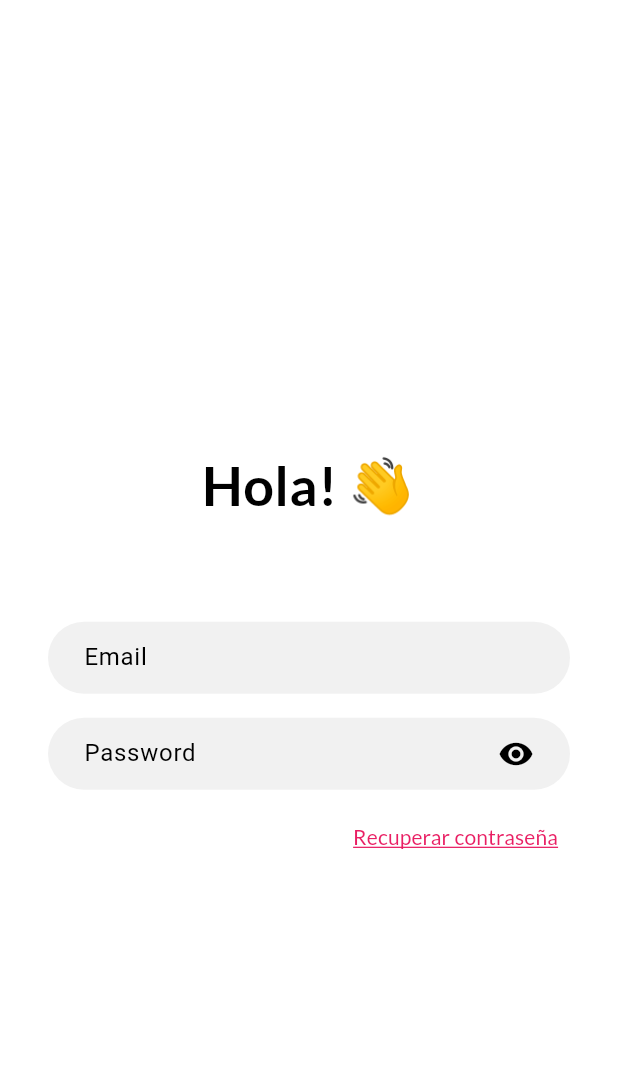
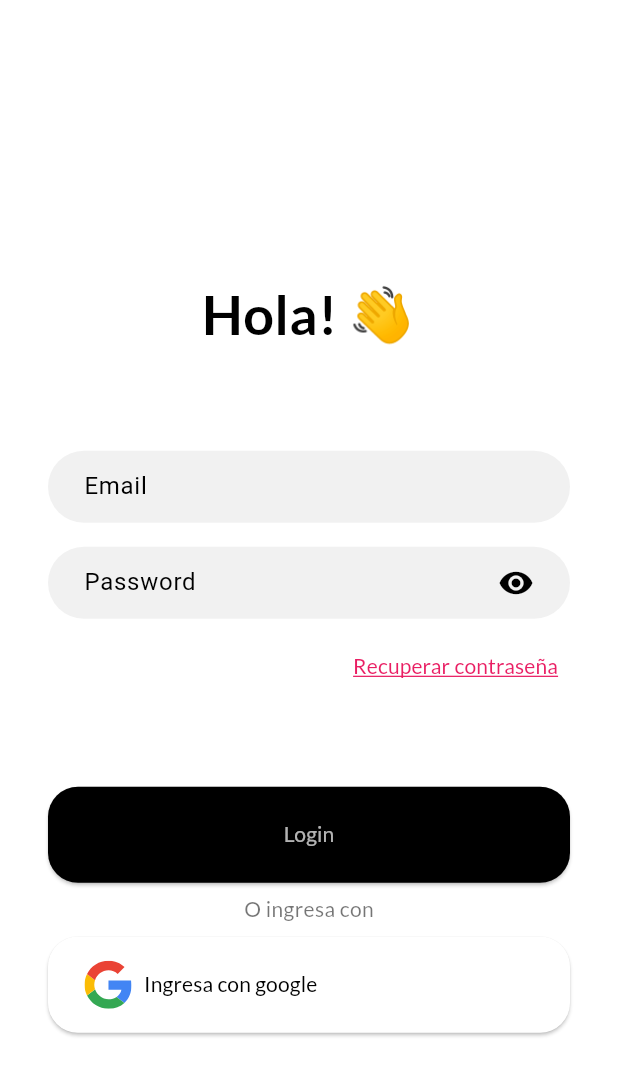
Before and after one commit to LaMaldicionDeMandos/IoT-app, a Flutter app: the screen it shows after launch, on a phone screen of 412 x 824 dp. Shown: the top 1076 px of the screen. Run offline on Flutter 3.47's test engine with Material 3 defaults, Android fonts, the phone set to English and light mode, and no system bars; our stand-ins replace flutter_svg.

Commit message:
trabajo en el boton de login y login con google

```diff
--- /dev/null
+++ b/lib/components/PrimaryButton.dart
@@ -0,0 +1,26 @@
+import 'package:flutter/material.dart';
+
+class PrimaryButton extends StatelessWidget {
+  const PrimaryButton({super.key, required this.label});
+
+  final String label;
+
+  @override
+  Widget build(BuildContext context) {
+    return ElevatedButton(onPressed: () {  },
+      style: ElevatedButton.styleFrom(
+        backgroundColor: Colors.black,
+        padding: const EdgeInsets.all(16),
+        minimumSize: const Size.fromHeight(64),
+        shape: RoundedRectangleBorder(
+          borderRadius: BorderRadius.circular(20),
+        ),
+      ),
+      child: Text(label,
+        style: const TextStyle(
+          color: Colors.white70
+        )
+      )
+    );
+  }
+}
--- a/lib/main.dart
+++ b/lib/main.dart
@@ -1,8 +1,11 @@
 import 'dart:ui';
 
 import 'package:flutter/material.dart';
+import 'package:flutter_svg/flutter_svg.dart';
+
 import 'package:iot_app/components/Link.dart';
 import 'package:iot_app/components/PasswordTextField.dart';
+import 'package:iot_app/components/PrimaryButton.dart';
 
 void main() {
   runApp(const MyApp());
@@ -88,7 +91,37 @@ class _MyHomePageState extends State<MyHomePage> {
                 alignment: Alignment.topRight,
                 child: Link(label: 'Recuperar contraseña')
               )
-            )
+            ),
+            const Padding(padding: EdgeInsets.fromLTRB(32, 56, 32, 8),
+                child: PrimaryButton(label: 'Login')
+            ),
+            const Padding(padding: EdgeInsets.symmetric(horizontal: 32),
+                child: Text('O ingresa con',
+                style: TextStyle(fontSize: 14, color: Colors.black54))
+            ),
+            Padding(padding: const EdgeInsets.symmetric(horizontal: 32, vertical: 8),
+                child: ElevatedButton.icon(onPressed: () {  },
+                    style: ElevatedButton.styleFrom(
+                      backgroundColor: Colors.white,
+                      padding: const EdgeInsets.symmetric(horizontal: 24, vertical: 16),
+                      minimumSize: const Size.fromHeight(64),
+                      shape: RoundedRectangleBorder(
+                        borderRadius: BorderRadius.circular(20),
+                      ),
+                      alignment: Alignment.centerLeft
+                    ),
+                    icon: SvgPicture.asset(
+                        'assets/images/google_logo.svg',
+                      width: 32,
+                      height: 32,
+                    ),
+                    label: const Text('Ingresa con google',
+                        style: TextStyle(
+                            color: Colors.black
+                        )
+                    )
+                )
+            ),
           ],
         ),
       ),
--- a/pubspec.yaml
+++ b/pubspec.yaml
@@ -30,6 +30,7 @@ environment:
 dependencies:
   flutter:
     sdk: flutter
+  flutter_svg: 2.0.10+1
 
 
   # The following adds the Cupertino Icons font to your application.
@@ -62,6 +63,8 @@ flutter:
   # assets:
   #   - images/a_dot_burr.jpeg
   #   - images/a_dot_ham.jpeg
+  assets:
+    - assets/images/google_logo.svg
 
   # An image asset can refer to one or more resolution-specific "variants", see
   # https://flutter.dev/assets-and-images/#resolution-aware
```
Also changed, not shown: assets/images/google_logo.svg (added), pubspec.lock.
